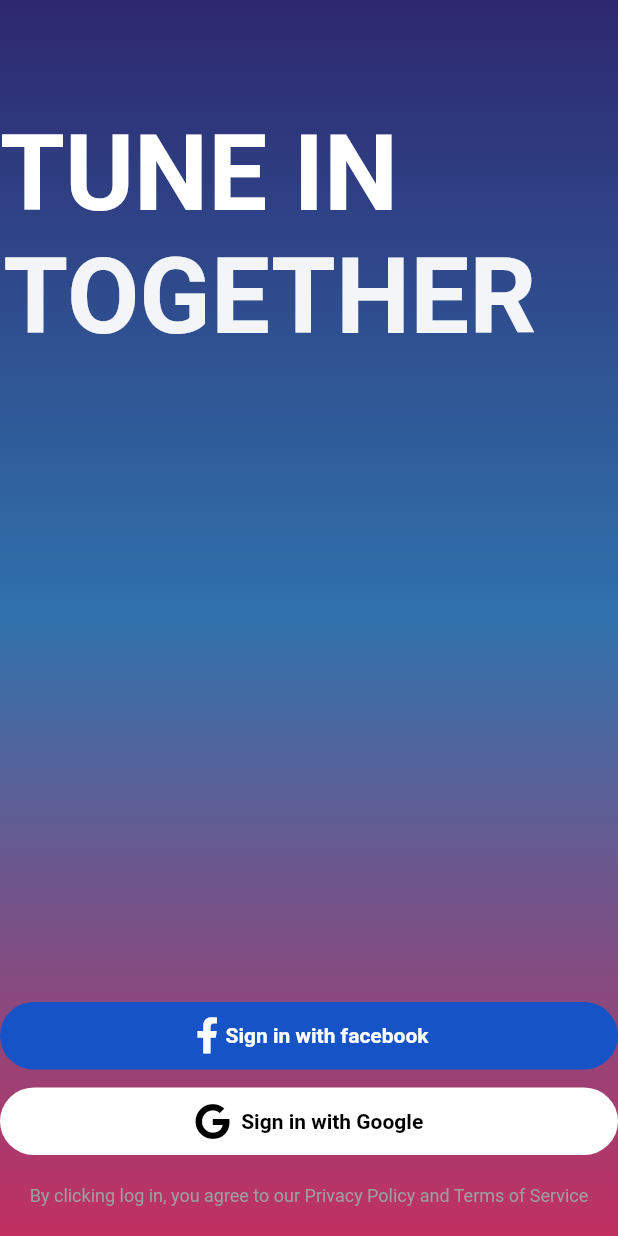
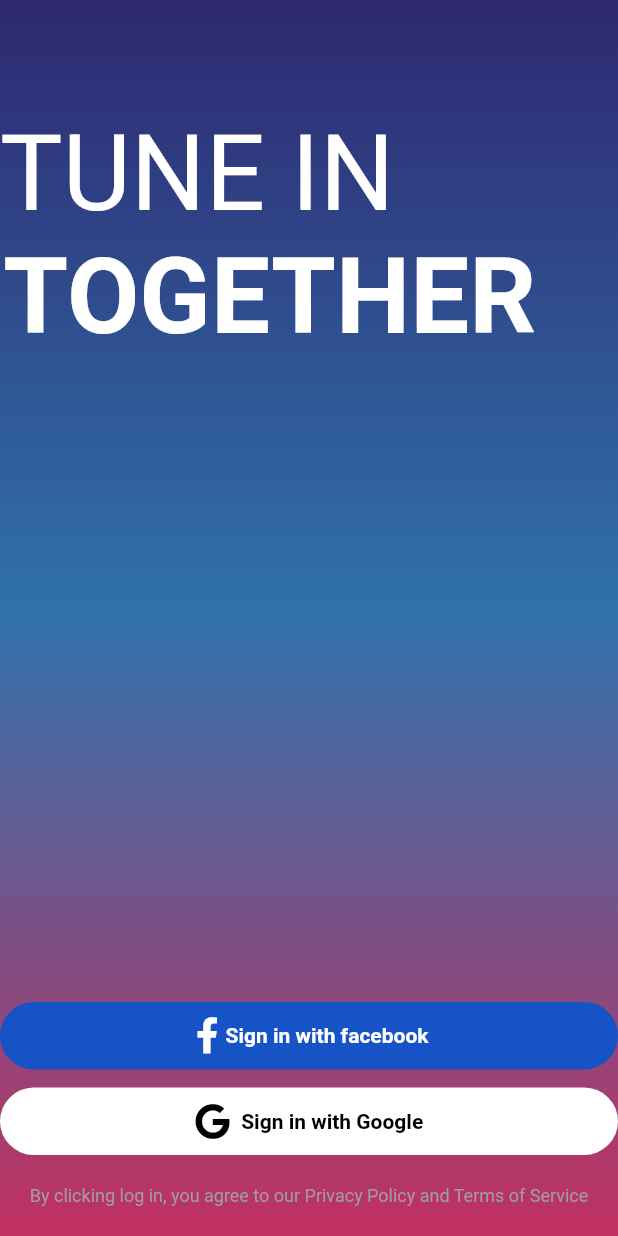
Before and after one commit to neddstarkk/skybeat-music-player, a Flutter app: the screen it shows after launch, on a phone screen of 412 x 824 dp. Run offline on Flutter 3.47's test engine with Material 2 defaults, Android fonts, the phone set to English and light mode, and no system bars; our stand-ins replace font_awesome_flutter, simple_animations.

Commit message:
Made minor changes to the welcome screeen

```diff
--- a/skybeat/lib/screens/welcome_screen/welcome_screen.dart
+++ b/skybeat/lib/screens/welcome_screen/welcome_screen.dart
@@ -42,7 +42,6 @@ class WelcomeScreen extends StatelessWidget {
                         Text(
                           'TUNE IN         ',
                           style: TextStyle(
-                            fontWeight: FontWeight.bold,
                             color: Colors.white,
                             fontSize: 70.0,
                           ),
--- a/skybeat/lib/screens/welcome_screen/widgets/animated_text.dart
+++ b/skybeat/lib/screens/welcome_screen/widgets/animated_text.dart
@@ -36,7 +36,7 @@ class _AnimatedTextState extends State<AnimatedText>
   @override
   Widget build(BuildContext context) {
     return AnimatedOpacity(
-      duration: Duration(seconds: 3),
+      duration: Duration(seconds: 1),
       opacity: opacity,
       child: Text(
         "$text   ",
```
